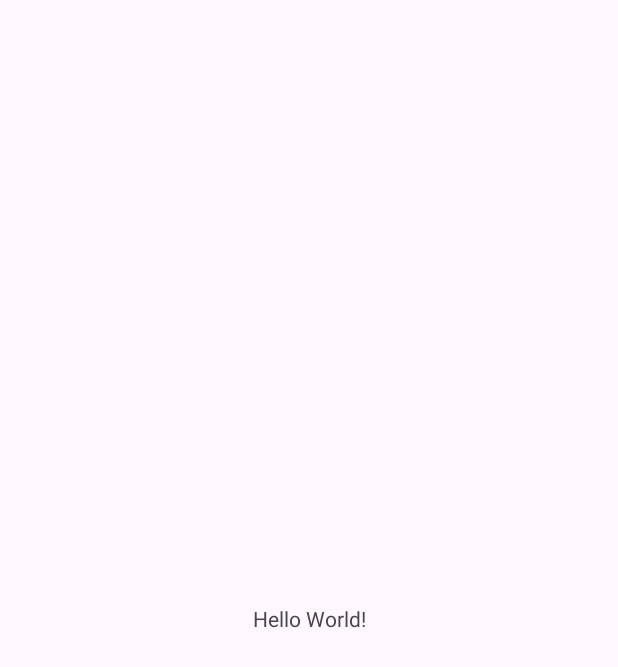
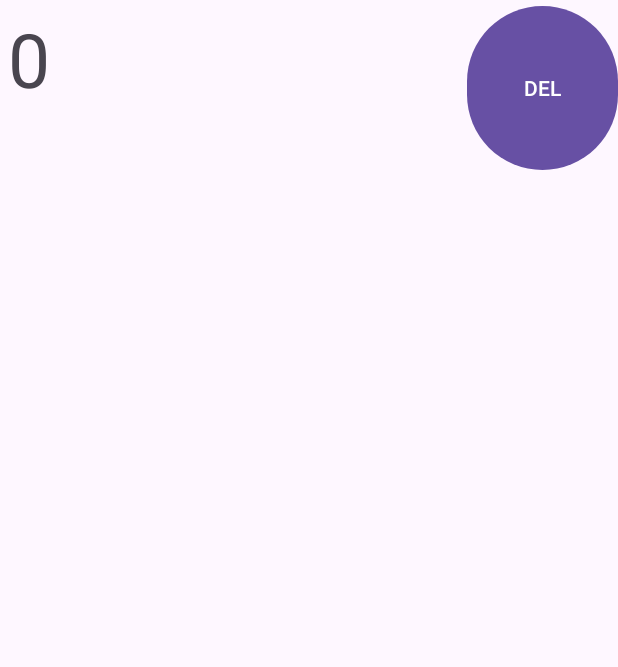
Before and after one commit to acascoc098/Calculadora, an Android app: the screen it shows after launch (MainActivity), on a phone screen of 412 x 824 dp. Before the commit the part shown is almost empty. Shown: the top 667 px of the screen. Run offline under Robolectric (Android 15) with nearby library versions, the phone set to English and light mode, and no system bars.

Commit message:
Primeros cambios.

```diff
--- /dev/null
+++ b/app/src/main/res/drawable/boton_principal.xml
@@ -0,0 +1,4 @@
+<?xml version="1.0" encoding="utf-8"?>
+<selector xmlns:android="http://schemas.android.com/apk/res/android">
+
+</selector>
--- a/app/src/main/res/layout/activity_main.xml
+++ b/app/src/main/res/layout/activity_main.xml
@@ -6,13 +6,65 @@
     android:layout_height="match_parent"
     tools:context=".MainActivity">
 
-    <TextView
-        android:layout_width="wrap_content"
-        android:layout_height="wrap_content"
-        android:text="Hello World!"
-        app:layout_constraintBottom_toBottomOf="parent"
-        app:layout_constraintEnd_toEndOf="parent"
-        app:layout_constraintStart_toStartOf="parent"
-        app:layout_constraintTop_toTopOf="parent" />
+    <LinearLayout
+        android:id="@+id/genral"
+        android:layout_width="match_parent"
+        android:layout_height="match_parent"
+        android:orientation="vertical">
 
+        <LinearLayout
+            android:id="@+id/pantalla"
+            android:layout_width="match_parent"
+            android:layout_height="0dp"
+            android:layout_weight="1"
+            android:orientation="horizontal">
+
+            <TextView
+                android:id="@+id/pantallica"
+                android:layout_width="0dp"
+                android:layout_height="match_parent"
+                android:layout_weight="3"
+                android:text="0"
+                android:textSize="50sp"
+                android:layout_margin="5dp"></TextView>
+
+            <Button
+                android:id="@+id/deletear"
+                android:layout_width="0dp"
+                android:layout_height="match_parent"
+                android:layout_weight="1"
+                android:text="DEL"></Button>
+
+        </LinearLayout>
+
+        <LinearLayout
+            android:id="@+id/botones"
+            android:layout_width="match_parent"
+            android:layout_height="0dp"
+            android:layout_weight="6"
+            android:orientation="vertical">
+
+            <LinearLayout
+                android:layout_width="match_parent"
+                android:layout_height="match_parent"></LinearLayout>
+
+            <LinearLayout
+                android:layout_width="match_parent"
+                android:layout_height="match_parent"></LinearLayout>
+
+            <LinearLayout
+                android:layout_width="match_parent"
+                android:layout_height="match_parent"></LinearLayout>
+
+            <LinearLayout
+                android:layout_width="match_parent"
+                android:layout_height="match_parent"></LinearLayout>
+
+            <LinearLayout
+                android:layout_width="match_parent"
+                android:layout_height="match_parent"></LinearLayout>
+
+        </LinearLayout>
+
+    </LinearLayout>
 </androidx.constraintlayout.widget.ConstraintLayout>
```
